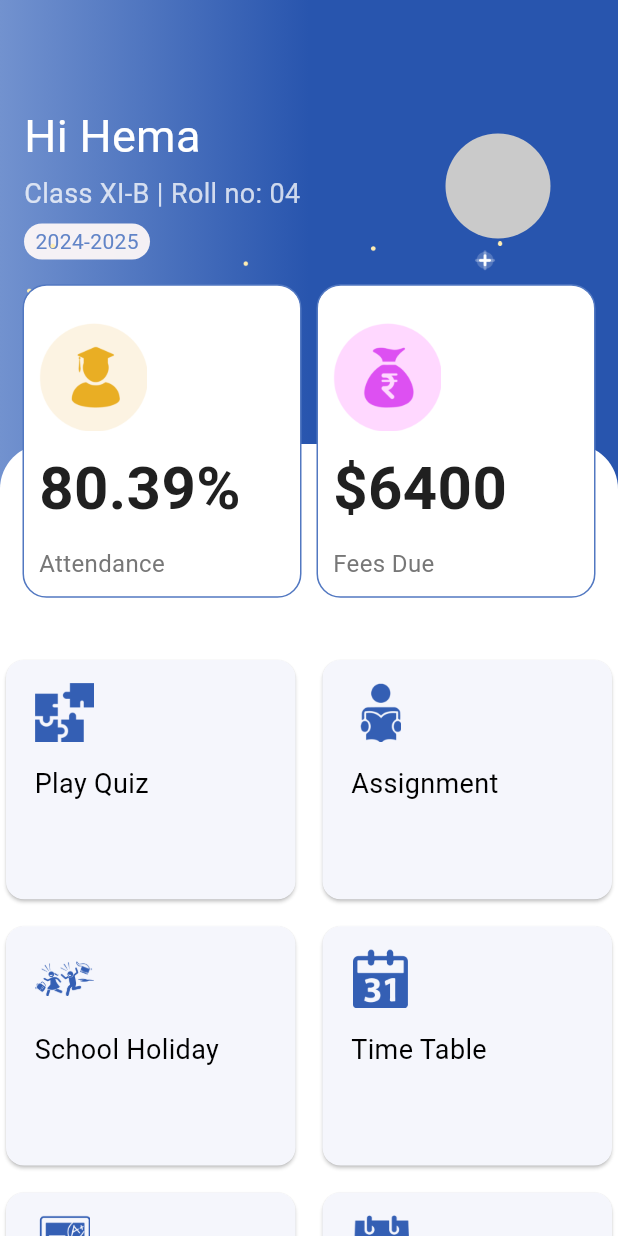
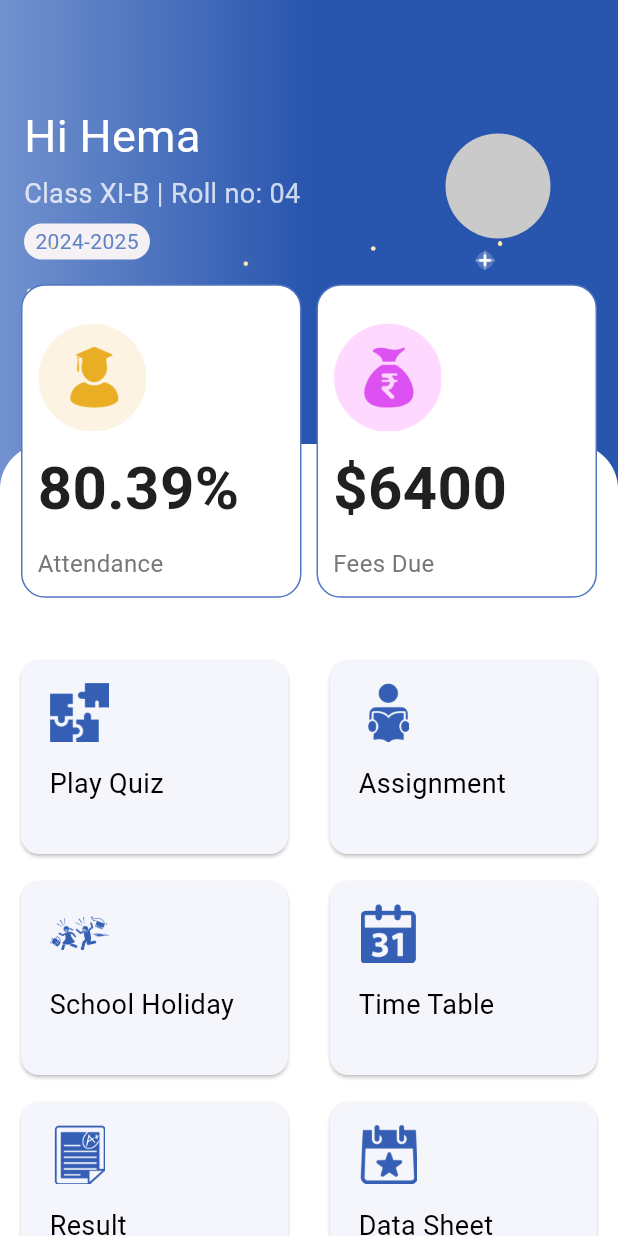
Before and after one commit to ibrahim22khaled/schoolapp, a Flutter app: the Dashboard screen opened directly, on a phone screen of 412 x 824 dp. Run offline on Flutter 3.47's test engine with Material 3 defaults, Android fonts, the phone set to English and light mode, and no system bars.

Commit message:
finish custom container

```diff
--- a/lib/features/dashboard/widgets/custom_card.dart
+++ b/lib/features/dashboard/widgets/custom_card.dart
@@ -8,7 +8,9 @@ class CustomCard extends StatelessWidget {
 
   @override
   Widget build(BuildContext context) {
-    return Card(
+    return Padding(
+      padding: const EdgeInsets.symmetric(horizontal: 10),
+      child: Card(
         color: Color(0xffF5F6FC),
         elevation: 1,
         child: Padding(
@@ -34,6 +36,7 @@ class CustomCard extends StatelessWidget {
 
           ),
         ),
+      ),
     );
   }
 }
--- a/lib/features/dashboard/widgets/custom_container.dart
+++ b/lib/features/dashboard/widgets/custom_container.dart
@@ -14,7 +14,7 @@ class CustomContainer extends StatelessWidget {
   Widget build(BuildContext context) {
     return Container(
       // height: 202,
-      width: MediaQuery.of(context).size.width / 2 - 20,
+      width: MediaQuery.of(context).size.width / 2 - 19,
 
       decoration: BoxDecoration(
         border: Border.all(color: Color(0xff5278C1)),
--- a/lib/features/dashboard/widgets/gridview_custom.dart
+++ b/lib/features/dashboard/widgets/gridview_custom.dart
@@ -24,9 +24,9 @@ class GridviewCustom extends StatelessWidget {
           itemCount: cardItems.length,
           gridDelegate: const SliverGridDelegateWithFixedCrossAxisCount(
             crossAxisCount: 2,
-            crossAxisSpacing: 10,
+            crossAxisSpacing: 0,
             mainAxisSpacing: 10,
-            childAspectRatio: 1.2,
+            childAspectRatio: 1.5,
           ),
           itemBuilder: (context, index) {
             final item = cardItems[index];
```
Lines whose indentation alone changed are shown as unchanged.
